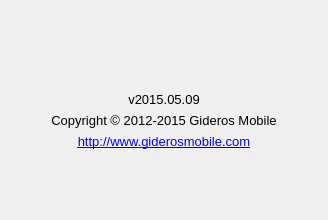
Old version of the form ui/aboutdialog.ui in the repository gideros/gideros.
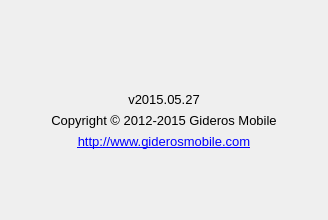
New version of the form. Icons and pictures are not drawn.

What changed in the file:
```diff
--- a/ui/aboutdialog.ui
+++ b/ui/aboutdialog.ui
@@ -70,7 +70,7 @@
           </font>
          </property>
          <property name="text">
-          <string>v2015.05.09</string>
+          <string>v2015.05.27</string>
          </property>
          <property name="alignment">
           <set>Qt::AlignCenter</set>
```
